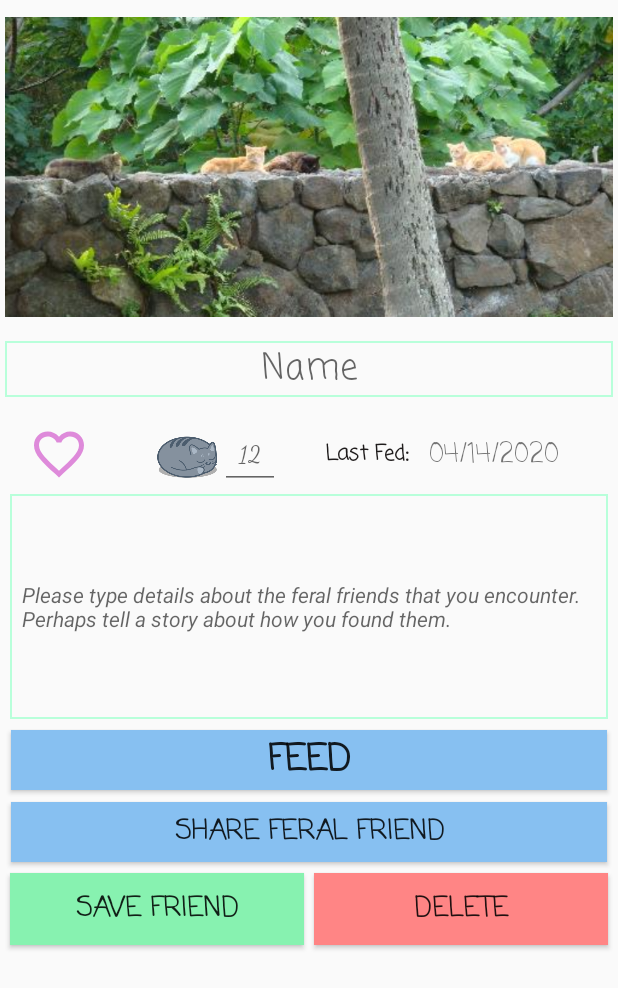
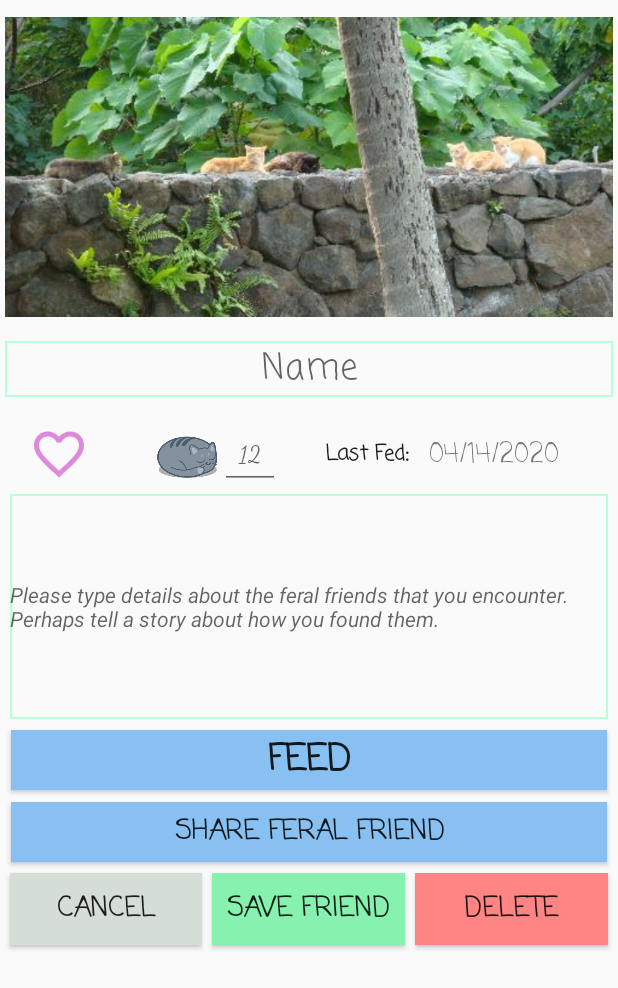
Before and after one commit to hbrockster13/FeralFriends, an Android app: the FriendActivity screen opened directly, with no data from a screen before it, on a phone screen of 412 x 824 dp. Shown: the top 988 px of the screen. Run offline under Robolectric (Android 15) with nearby library versions, the phone set to English and light mode, and no system bars.

Commit message:
Added cancel button to adding feral friend menu

```diff
--- a/app/src/main/res/layout/activity_friend.xml
+++ b/app/src/main/res/layout/activity_friend.xml
@@ -118,7 +118,7 @@
 
     <EditText
         android:id="@+id/friend_details"
-        style="?android:listSeparatorTextViewStyle"
+        style="@style/Widget.AppCompat.EditText"
         android:layout_width="match_parent"
         android:layout_height="150dp"
         android:layout_margin="3dp"
@@ -150,12 +150,28 @@
         android:text="@string/friend_report_text"
         android:textSize="18sp"
         android:textStyle="bold" />
+
     <LinearLayout
-        android:orientation="horizontal"
         android:layout_width="match_parent"
         android:layout_height="20dp"
         android:layout_margin="0dp"
-        android:layout_weight="4">
+        android:layout_weight="4"
+        android:orientation="horizontal">
+
+        <Button
+            android:id="@+id/cancel_button"
+            android:layout_width="0dp"
+            android:layout_height="wrap_content"
+            android:layout_margin="3dp"
+            android:layout_weight="2"
+            android:background="#D5DDD7"
+            android:fadingEdge="horizontal|vertical"
+            android:fontFamily="casual"
+            android:text="@string/cancel_friend_text"
+            android:textSize="18sp"
+            android:textStyle="bold"
+
+            />
 
         <Button
             android:id="@+id/save_button"
--- a/app/src/main/res/values/strings.xml
+++ b/app/src/main/res/values/strings.xml
@@ -10,6 +10,7 @@
     <string name="friend_contact_text">Choose contact</string>
     <string name="friend_report_text">Share Feral Friend</string>
     <string name="save_friend_text">SAVE friend</string>
+    <string name="cancel_friend_text">CANCEL</string>
     <string name="friend_report">%1s!
         The friend was discovered on %2s, %3s, and %4s
         </string>
```
